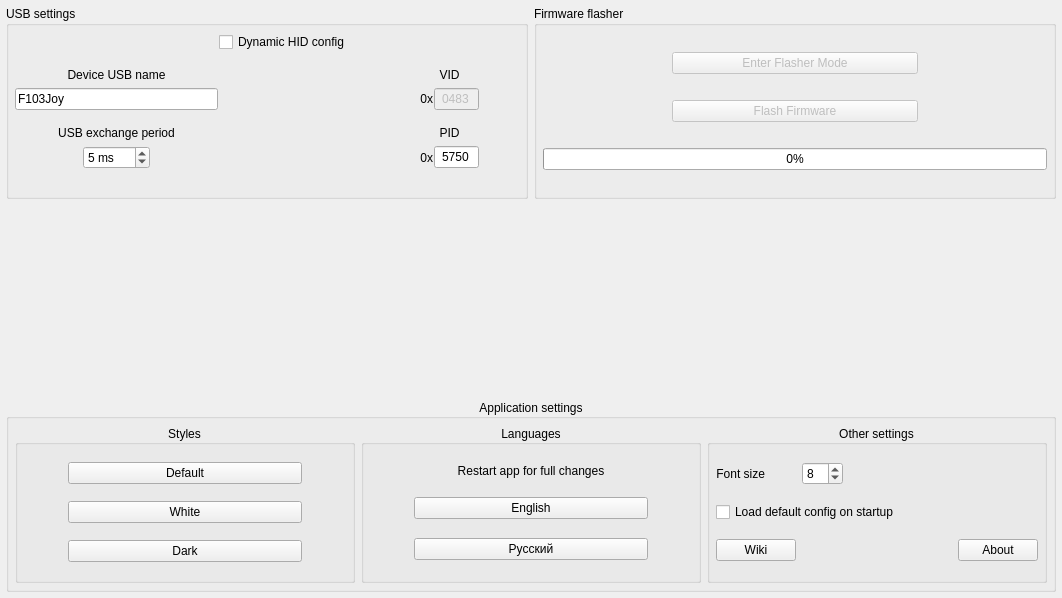
FreeJoy-Team/FreeJoyConfiguratorQt, file widgets/advancedsettings.ui: the form before one commit.
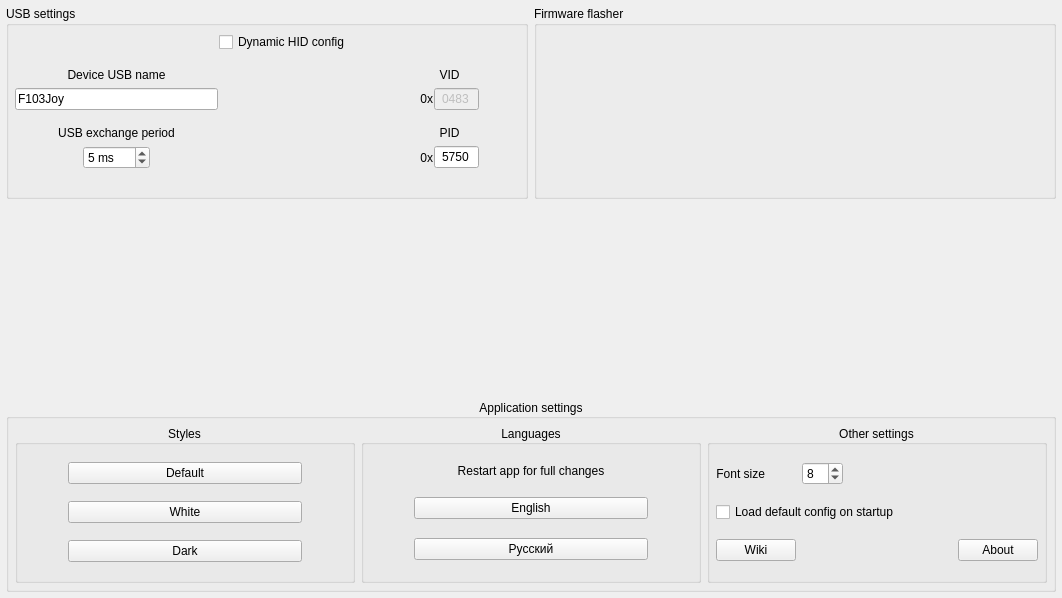
The form after the commit.

```diff
--- a/widgets/advancedsettings.ui
+++ b/widgets/advancedsettings.ui
@@ -13,7 +13,7 @@
   <property name="windowTitle">
    <string>Form</string>
   </property>
-  <layout class="QGridLayout" name="gridLayout" rowstretch="5,5,5" columnstretch="0,0">
+  <layout class="QGridLayout" name="gridLayout" rowstretch="5,5,5" columnstretch="1,1">
    <property name="leftMargin">
     <number>6</number>
    </property>
@@ -31,7 +31,7 @@
      <property name="title">
       <string>Firmware flasher</string>
      </property>
-     <layout class="QGridLayout" name="gridLayout_2" rowstretch="0,0,0" columnstretch="1,2,1">
+     <layout class="QHBoxLayout" name="layoutH_Flasher">
       <property name="leftMargin">
        <number>6</number>
       </property>
@@ -44,80 +44,6 @@
       <property name="bottomMargin">
        <number>6</number>
       </property>
-      <item row="0" column="0">
-       <spacer name="horizontalSpacer_2">
-        <property name="orientation">
-         <enum>Qt::Horizontal</enum>
-        </property>
-        <property name="sizeHint" stdset="0">
-         <size>
-          <width>40</width>
-          <height>20</height>
-         </size>
-        </property>
-       </spacer>
-      </item>
-      <item row="1" column="1">
-       <widget class="QPushButton" name="pushButton_FlashFirmware">
-        <property name="enabled">
-         <bool>false</bool>
-        </property>
-        <property name="sizePolicy">
-         <sizepolicy hsizetype="Minimum" vsizetype="Fixed">
-          <horstretch>0</horstretch>
-          <verstretch>0</verstretch>
-         </sizepolicy>
-        </property>
-        <property name="text">
-         <string>Flash Firmware</string>
-        </property>
-       </widget>
-      </item>
-      <item row="0" column="1">
-       <widget class="QPushButton" name="pushButton_FlasherMode">
-        <property name="enabled">
-         <bool>false</bool>
-        </property>
-        <property name="sizePolicy">
-         <sizepolicy hsizetype="Minimum" vsizetype="Fixed">
-          <horstretch>0</horstretch>
-          <verstretch>0</verstretch>
-         </sizepolicy>
-        </property>
-        <property name="text">
-         <string>Enter Flasher Mode</string>
-        </property>
-       </widget>
-      </item>
-      <item row="0" column="2">
-       <spacer name="horizontalSpacer_5">
-        <property name="orientation">
-         <enum>Qt::Horizontal</enum>
-        </property>
-        <property name="sizeHint" stdset="0">
-         <size>
-          <width>40</width>
-          <height>20</height>
-         </size>
-        </property>
-       </spacer>
-      </item>
-      <item row="2" column="0" colspan="3">
-       <widget class="QProgressBar" name="progressBar_Flash">
-        <property name="sizePolicy">
-         <sizepolicy hsizetype="Expanding" vsizetype="Fixed">
-          <horstretch>0</horstretch>
-          <verstretch>0</verstretch>
-         </sizepolicy>
-        </property>
-        <property name="value">
-         <number>0</number>
-        </property>
-        <property name="alignment">
-         <set>Qt::AlignCenter</set>
-        </property>
-       </widget>
-      </item>
      </layout>
     </widget>
    </item>
```
